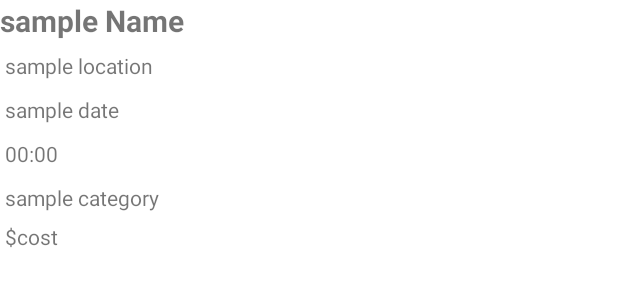
After one commit to cgsilva1/EventMe, an Android app: the layout info_window.xml on its own in the app's theme, with its tools: preview values and no code run, on a phone screen of 412 x 824 dp. The commit adds this screen. Shown: the top 300 px of the screen. Run offline under Robolectric (Android 15) with nearby library versions, the phone set to English and light mode, and no system bars.

Commit message:
map has info boxes, not specific to events

```diff
--- /dev/null
+++ b/app/src/main/res/layout/info_window.xml
@@ -0,0 +1,69 @@
+<?xml version="1.0" encoding="utf-8"?>
+<androidx.constraintlayout.widget.ConstraintLayout xmlns:android="http://schemas.android.com/apk/res/android"
+    xmlns:tools="http://schemas.android.com/tools"
+    android:layout_width="match_parent"
+    android:layout_height="match_parent">
+
+    <LinearLayout
+        android:layout_width="134dp"
+        android:layout_height="174dp"
+        android:background="@color/white"
+        android:orientation="vertical"
+        tools:layout_editor_absoluteX="106dp">
+
+        <TextView
+            android:id="@+id/eventName"
+            android:layout_width="match_parent"
+            android:layout_height="wrap_content"
+            android:clickable="true"
+            android:onClick="eventDetails"
+            android:padding="0dp"
+            android:text="sample Name"
+            android:textSize="20sp"
+            android:textStyle="bold" />
+
+        <TextView
+            android:id="@+id/address"
+            android:layout_width="match_parent"
+            android:layout_height="wrap_content"
+            android:layout_marginTop="3dp"
+            android:padding="3dp"
+            android:text="sample location" />
+
+        <TextView
+            android:id="@+id/date"
+            android:layout_width="match_parent"
+            android:layout_height="wrap_content"
+            android:layout_marginTop="3dp"
+            android:padding="3dp"
+            android:text="sample date" />
+
+        <TextView
+            android:id="@+id/time"
+            android:layout_width="match_parent"
+            android:layout_height="wrap_content"
+            android:layout_alignRight="@id/date"
+            android:layout_alignBottom="@id/date"
+            android:layout_marginTop="3dp"
+            android:padding="3dp"
+            android:text="00:00" />
+
+        <TextView
+            android:id="@+id/category"
+            android:layout_width="match_parent"
+            android:layout_height="wrap_content"
+            android:layout_marginTop="3dp"
+            android:padding="3dp"
+            android:text="sample category" />
+
+        <TextView
+            android:id="@+id/cost"
+            android:layout_width="wrap_content"
+            android:layout_height="wrap_content"
+            android:layout_alignRight="@id/eventName"
+            android:layout_alignBottom="@id/eventName"
+            android:padding="3dp"
+            android:text="$cost" />
+
+    </LinearLayout>
+</androidx.constraintlayout.widget.ConstraintLayout>
```
Also changed, not shown: app/src/main/java/com/example/eventme/ui/map/InfoWindowAdapter.java (added, +56 -0 lines), app/src/main/java/com/example/eventme/ui/map/MapFragment.java (+14 -30 lines).
